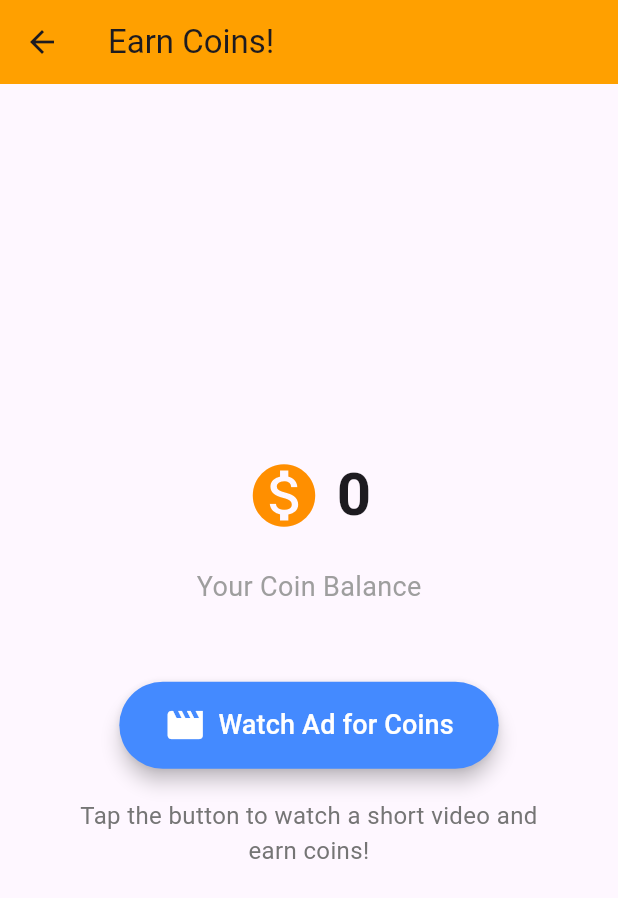
After one commit to therokibul/admob_tutorial, a Flutter app: the RewardedAdScreen screen opened directly, on a phone screen of 412 x 824 dp. The commit adds this screen. Shown: the top 898 px of the screen. Run offline on Flutter 3.47's test engine with Material 3 defaults, Android fonts, the phone set to English and light mode, and no system bars; our stand-ins replace google_mobile_ads; network calls fail.

Commit message:
Reward ads

```diff
--- a/lib/ad_helper.dart
+++ b/lib/ad_helper.dart
@@ -1,6 +1,8 @@
 import 'dart:io';
 
 class AdHelper {
+  //Bannerad
+  // This is the ad unit ID for the banner ad.
   static String get bannerAdUnitId {
     if (Platform.isAndroid) {
       return 'ca-app-pub-9268917371597719/3077258277';
@@ -10,6 +12,8 @@ class AdHelper {
       throw UnsupportedError('Unsupported Platform');
     }
   }
+  //Interstitial Ad
+  // This is the ad unit ID for the interstitial ad.
   static String get interstitialAdUnitId{
     if (Platform.isAndroid) {
       return 'ca-app-pub-9268917371597719/1453772142';
@@ -19,11 +23,14 @@ class AdHelper {
       throw UnsupportedError('Unsupported Platform');
     }
   }
+
+  //Reward Ad
+  // This is the ad unit ID for the rewarded ad.
   static String get rewardAdUnitId{
     if (Platform.isAndroid) {
-      return 'ca-app-pub-9268917371597719/1497988260';
+      return 'ca-app-pub-9268917371597719/8034280915';
     } else if (Platform.isIOS) {
-      return 'ca-app-pub-9268917371597719/6392056449';
+      return 'ca-app-pub-9268917371597719/4122407321';
     } else {
       throw UnsupportedError('Unsupported Platform');
     }
--- a/lib/home_screen.dart
+++ b/lib/home_screen.dart
@@ -22,7 +22,6 @@ class _HomeScreenState extends State<HomeScreen> {
             Text('This is a Text', textScaler: TextScaler.linear(2)),
             InterstitialAdWidget(),
             RewardAdWidget(),
-            BannerAdWidget(),
           ],
         ),
       ),
--- a/lib/main.dart
+++ b/lib/main.dart
@@ -13,6 +13,9 @@ class MainApp extends StatelessWidget {
 
   @override
   Widget build(BuildContext context) {
-    return const MaterialApp(home: HomeScreen());
+    return const MaterialApp(
+      // home: RewardedAdScreen(),
+      home: HomeScreen(),
+    );
   }
 }
--- /dev/null
+++ b/lib/reward_ad_screen.dart
@@ -0,0 +1,167 @@
+import 'package:admob_tutorial/ad_helper.dart';
+import 'package:flutter/material.dart';
+import 'package:google_mobile_ads/google_mobile_ads.dart';
+
+class RewardedAdScreen extends StatefulWidget {
+  const RewardedAdScreen({super.key});
+
+  @override
+  State<RewardedAdScreen> createState() => _RewardedAdScreenState();
+}
+
+class _RewardedAdScreenState extends State<RewardedAdScreen> {
+  // User's coin balance
+  int _coinBalance = 0;
+
+  // Rewarded ad instance
+  RewardedAd? _rewardedAd;
+
+  @override
+  void initState() {
+    super.initState();
+    _loadRewardedAd();
+  }
+
+  /// Loads a rewarded ad.
+  void _loadRewardedAd() {
+    RewardedAd.load(
+      adUnitId: AdHelper.rewardAdUnitId,
+      request: const AdRequest(),
+      rewardedAdLoadCallback: RewardedAdLoadCallback(
+        // Called when an ad is successfully received.
+        onAdLoaded: (ad) {
+          setState(() {
+            _rewardedAd = ad;
+          });
+          _setFullScreenContentCallback();
+        },
+        // Called when an ad request failed.
+        onAdFailedToLoad: (LoadAdError error) {
+          print('RewardedAd failed to load: $error');
+          _rewardedAd = null;
+        },
+      ),
+    );
+  }
+
+  /// Sets the full screen content callback for the ad.
+  void _setFullScreenContentCallback() {
+    if (_rewardedAd == null) return;
+    _rewardedAd!.fullScreenContentCallback = FullScreenContentCallback(
+      // Called when the ad showed successfully.
+      onAdShowedFullScreenContent: (RewardedAd ad) =>
+          print('$ad onAdShowedFullScreenContent.'),
+      // Called when the ad dismissed full screen content.
+      onAdDismissedFullScreenContent: (RewardedAd ad) {
+        print('$ad onAdDismissedFullScreenContent.');
+        ad.dispose();
+        _loadRewardedAd(); // Load the next ad
+      },
+      // Called when the ad failed to show full screen content.
+      onAdFailedToShowFullScreenContent: (RewardedAd ad, AdError error) {
+        print('$ad onAdFailedToShowFullScreenContent: $error');
+        ad.dispose();
+        _loadRewardedAd();
+      },
+    );
+  }
+
+  /// Shows the rewarded ad.
+  void _showRewardedAd() {
+    if (_rewardedAd != null) {
+      _rewardedAd!.show(
+        onUserEarnedReward: (AdWithoutView ad, RewardItem reward) {
+          // Reward the user for watching the ad.
+          setState(() {
+            _coinBalance += reward.amount.toInt();
+          });
+          ScaffoldMessenger.of(context).showSnackBar(
+            SnackBar(content: Text('You earned ${reward.amount} coins!')),
+          );
+        },
+      );
+    } else {
+      ScaffoldMessenger.of(context).showSnackBar(
+        const SnackBar(
+          content: Text('Ad not ready yet. Please try again later.'),
+        ),
+      );
+      _loadRewardedAd();
+    }
+  }
+
+  @override
+  void dispose() {
+    _rewardedAd?.dispose();
+    super.dispose();
+  }
+
+  @override
+  Widget build(BuildContext context) {
+    return Scaffold(
+      appBar: AppBar(
+        title: const Text('Earn Coins!'),
+        backgroundColor: Colors.amber[700],
+      ),
+      body: Center(
+        child: Column(
+          mainAxisAlignment: MainAxisAlignment.center,
+          children: <Widget>[
+            // Coin icon and balance display
+            Row(
+              mainAxisAlignment: MainAxisAlignment.center,
+              children: [
+                Icon(Icons.monetization_on, size: 50, color: Colors.amber[800]),
+                const SizedBox(width: 10),
+                Text(
+                  '$_coinBalance',
+                  style: const TextStyle(
+                    fontSize: 40,
+                    fontWeight: FontWeight.bold,
+                  ),
+                ),
+              ],
+            ),
+            const SizedBox(height: 20),
+            const Text(
+              'Your Coin Balance',
+              style: TextStyle(fontSize: 18, color: Colors.grey),
+            ),
+            const SizedBox(height: 50),
+            // Button to watch ad
+            ElevatedButton.icon(
+              style: ElevatedButton.styleFrom(
+                backgroundColor: Colors.blueAccent,
+                foregroundColor: Colors.white,
+                padding: const EdgeInsets.symmetric(
+                  horizontal: 30,
+                  vertical: 15,
+                ),
+                shape: RoundedRectangleBorder(
+                  borderRadius: BorderRadius.circular(30.0),
+                ),
+                elevation: 5,
+              ),
+              onPressed: _showRewardedAd,
+              icon: const Icon(Icons.movie, size: 28),
+              label: const Text(
+                'Watch Ad for Coins',
+                style: TextStyle(fontSize: 18),
+              ),
+            ),
+            const SizedBox(height: 20),
+            // Informational text
+            Padding(
+              padding: const EdgeInsets.symmetric(horizontal: 40.0),
+              child: Text(
+                'Tap the button to watch a short video and earn coins!',
+                textAlign: TextAlign.center,
+                style: TextStyle(fontSize: 16, color: Colors.grey[600]),
+              ),
+            ),
+          ],
+        ),
+      ),
+    );
+  }
+}
```
Also changed, not shown: lib/reward_ad_widget.dart (+17 -7 lines), 3 other files.
